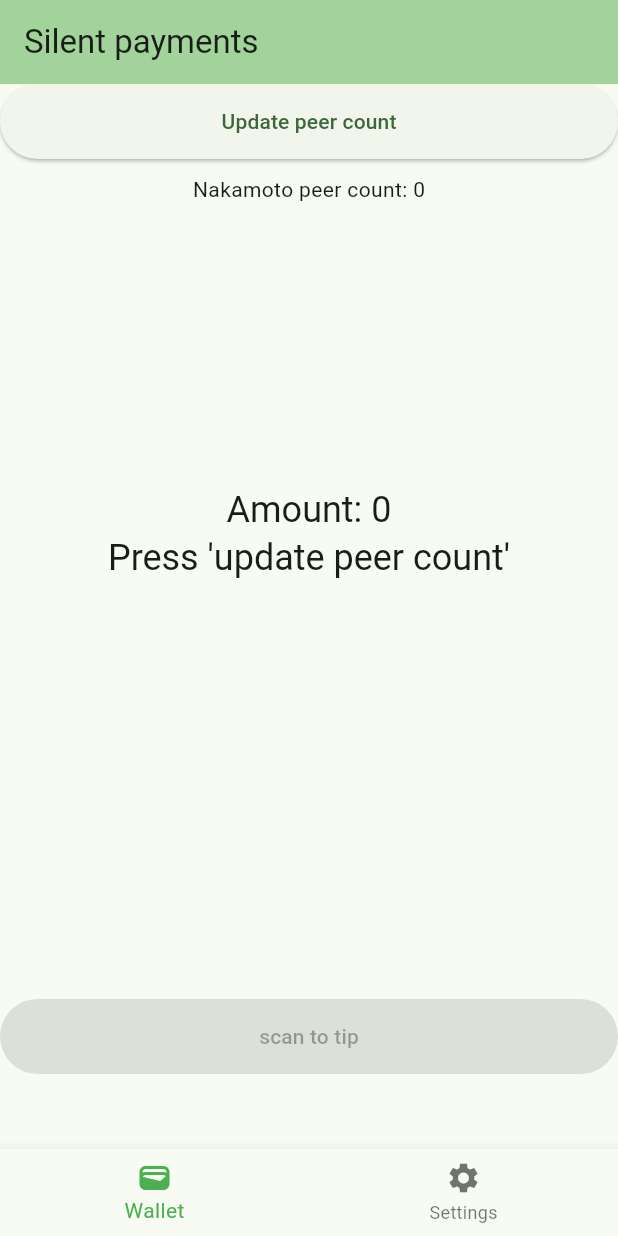
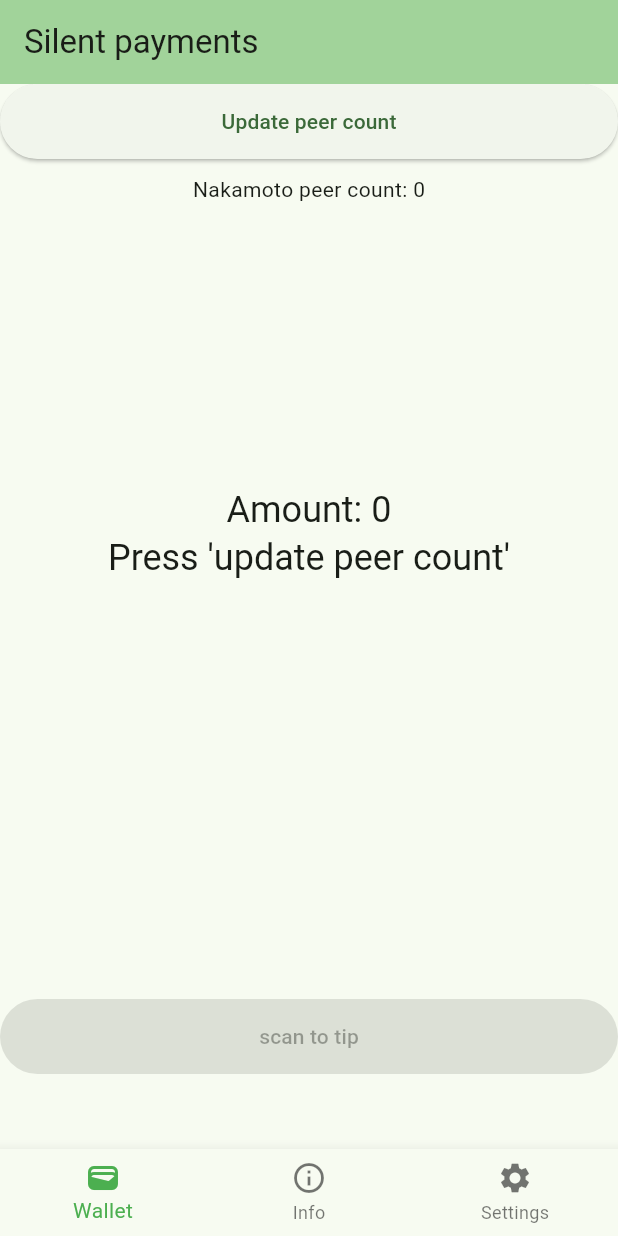
Before and after one commit to cygnet3/danawallet, a Flutter app: the screen it shows after launch, on a phone screen of 412 x 824 dp. Run offline on Flutter 3.47's test engine with Material 2 defaults, Android fonts, the phone set to English and light mode, and no system bars; missing offline and left inert: dart:ffi, flutter_rust_bridge; statements that could not run were skipped.

Commit message:
Add info screen

```diff
--- a/lib/main.dart
+++ b/lib/main.dart
@@ -1,5 +1,6 @@
 // ignore_for_file: avoid_print
 
+import 'package:donationwallet/information.dart';
 import 'package:donationwallet/settings.dart';
 import 'package:donationwallet/wallet.dart';
 import 'package:flutter/material.dart';
@@ -35,7 +36,8 @@ class _MyHomePageState extends State<MyHomePage> {
   int _selectedIndex = 0;
   final List<Widget> _widgetOptions = [
     const WalletScreen(),
-    SettingsScreen(),
+    const InformationScreen(),
+    const SettingsScreen(),
   ];
 
   void _onItemTapped(int index) {
@@ -62,6 +64,10 @@ class _MyHomePageState extends State<MyHomePage> {
             label: 'Wallet',
           ),
           BottomNavigationBarItem(
+            icon: Icon(Icons.info_outline),
+            label: 'Info',
+          ),
+          BottomNavigationBarItem(
             icon: Icon(Icons.settings),
             label: 'Settings',
           ),
```
Also changed, not shown: lib/information.dart (added, +37 -0 lines), lib/settings.dart (+4 -24 lines).
